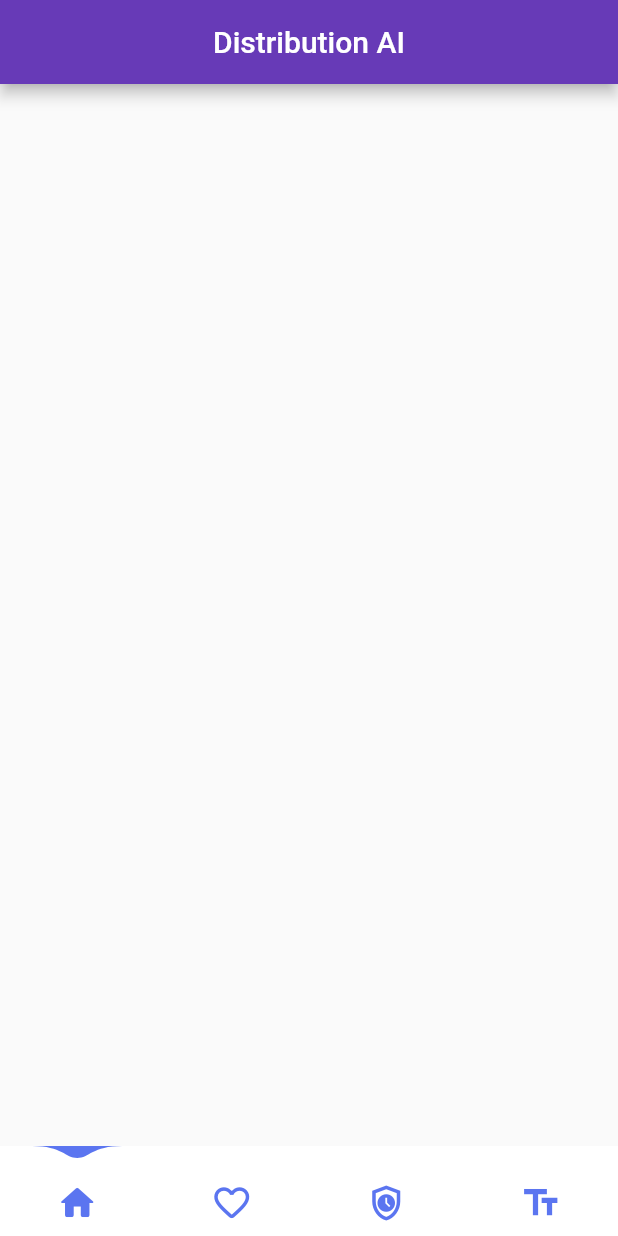
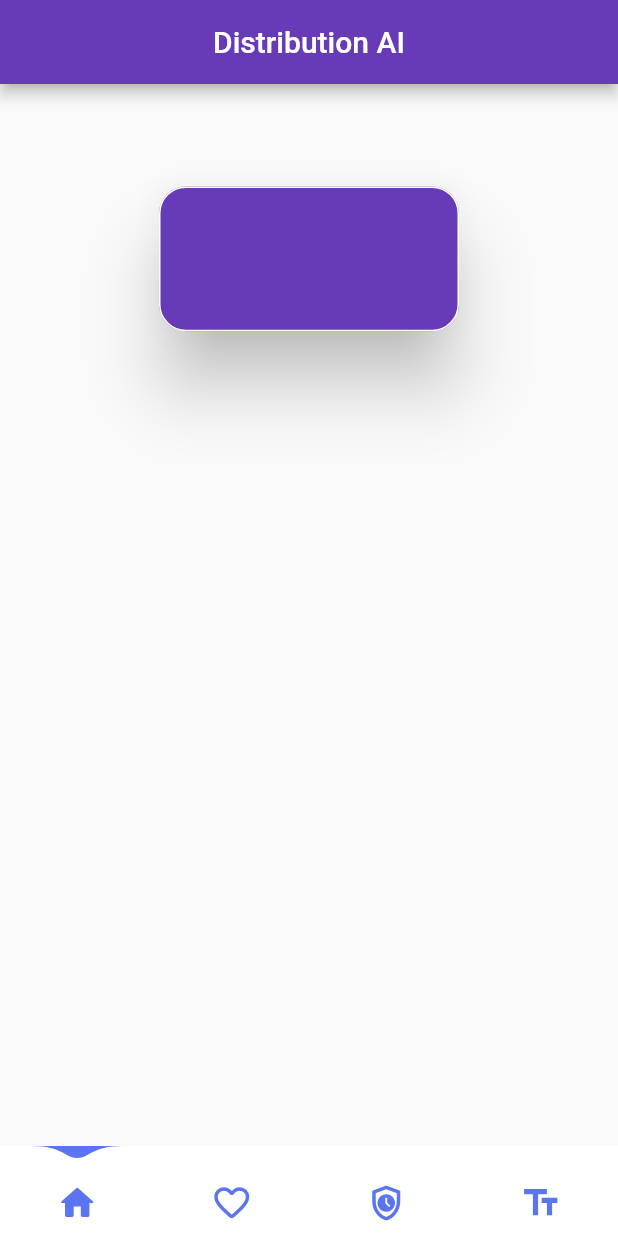
Before and after one commit to ekam-g/hackithon, a Flutter app: the screen it shows once a user with an empty profile is signed in, swiped to page 2, on a phone screen of 412 x 824 dp. Run offline on Flutter 3.47's test engine with Material 2 defaults, Android fonts, the light colour scheme and no system bars; drawn by our look-alikes of water_drop_nav_bar; our stand-ins replace cloud_firestore, firebase_auth, firebase_core, flutter_tts, image_picker, shared_preferences and 1 more; missing offline and left inert: google_mlkit_text_recognition, sentiment_dart; accounts and stored records are empty.

Commit message:
Added more data and frame for more data

```diff
--- a/frontend/lib/screens/ai_dis/dis_homepage.dart
+++ b/frontend/lib/screens/ai_dis/dis_homepage.dart
@@ -1,6 +1,7 @@
 import 'package:cloud_firestore/cloud_firestore.dart';
 import 'package:firebase_auth/firebase_auth.dart';
 import 'package:flutter/material.dart';
+import 'package:frontend/widgets/coolButtion.dart';
 
 class DisHomepage extends StatefulWidget {
   const DisHomepage({Key? key}) : super(key: key);
@@ -31,10 +32,8 @@ class _DisHomepageState extends State<DisHomepage> {
                       .collection("stuff")
                       .doc(email)
                       .snapshots(),
-                  builder: (
-                    BuildContext context,
-                    AsyncSnapshot<DocumentSnapshot> snapshot,
-                  ) {
+                  builder: (BuildContext context,
+                      AsyncSnapshot<DocumentSnapshot> snapshot,) {
                     if (snapshot.connectionState == ConnectionState.waiting) {
                       return const SizedBox(
                           height: 250,
@@ -56,7 +55,13 @@ class _DisHomepageState extends State<DisHomepage> {
                         child: Column(
                           children: [
                             const Spacer(),
-                            Text(display["name1"]["name"].toString()),
+                            ExpandedButton(onPressed: () {
+
+                            },
+                                text: display["name1"]["name"].toString(),
+                                flex: 2,
+                                fontSize: 15,
+                                width: 200),
                             const Spacer(),
                             Text(display["name2"]["name"].toString()),
                             const Spacer(),
```
Also changed, not shown: frontend/lib/screens/ai_dis/dis_moredata.dart (added, +27 -0 lines).
